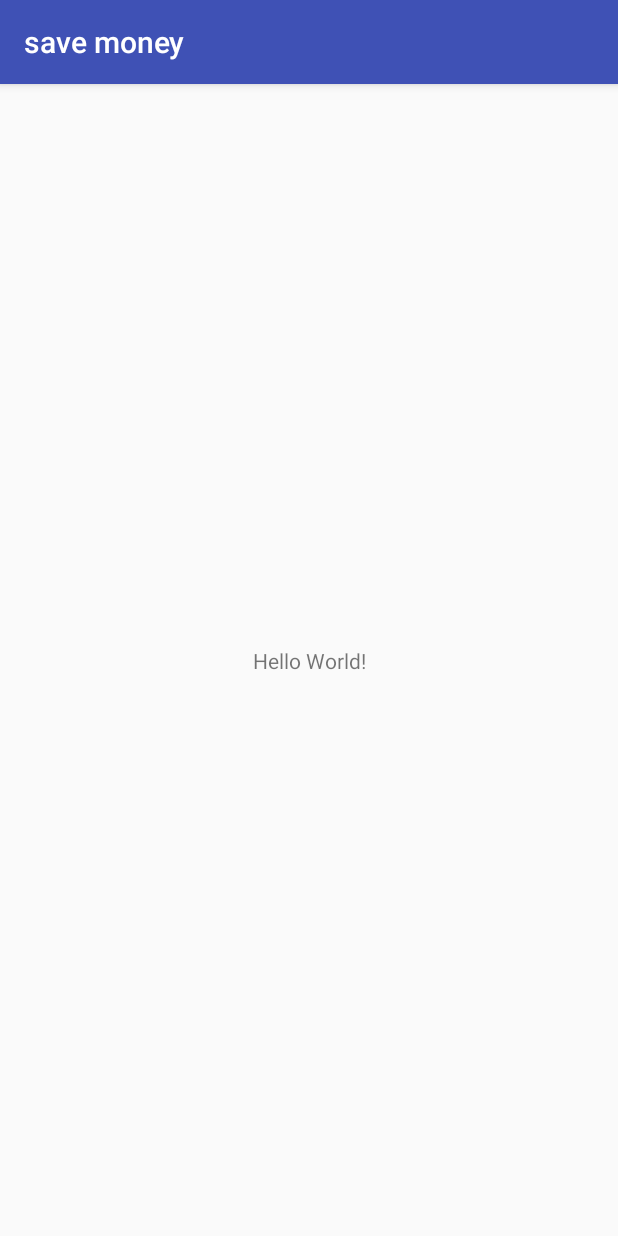
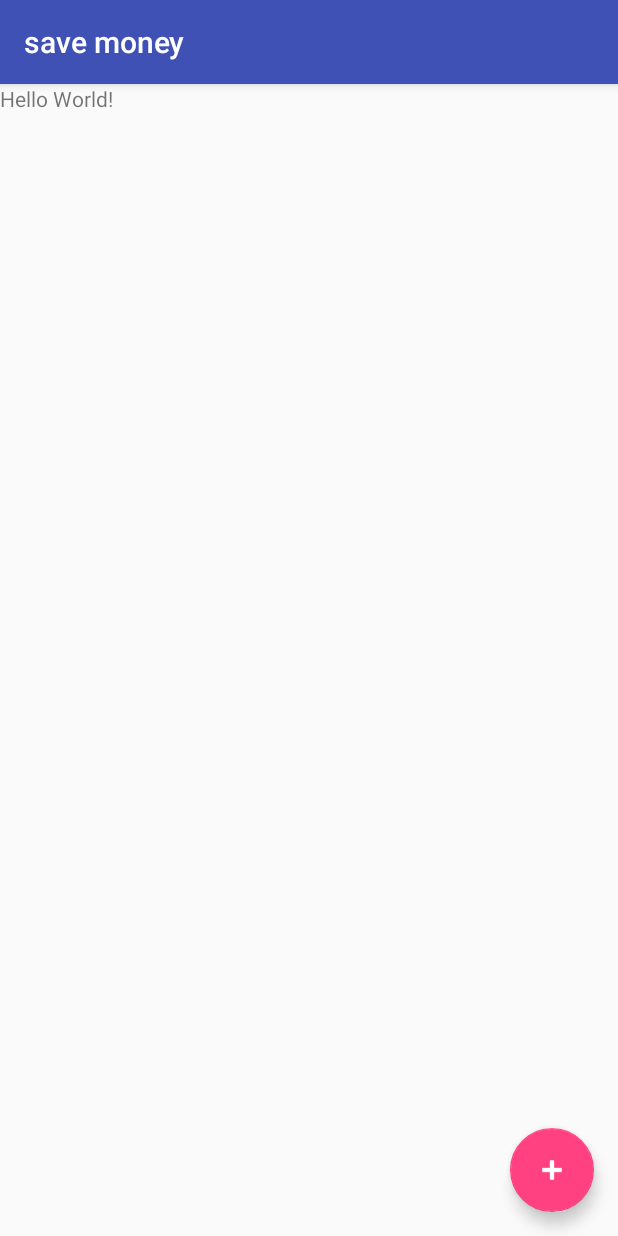
Before and after one commit to robinsonsantos/save-money, an Android app: the screen it shows after launch (MainActivity), on a phone screen of 412 x 824 dp. Run offline under Robolectric (Android 15) with nearby library versions, the phone set to English and light mode, and no system bars.

Commit message:
FAB was added

```diff
--- a/app/build.gradle
+++ b/app/build.gradle
@@ -26,5 +26,9 @@ dependencies {
     })
     compile 'com.android.support:appcompat-v7:25.3.0'
     compile 'com.android.support.constraint:constraint-layout:1.0.2'
+
+    // FAB dependencies
+    compile 'com.android.support:design:25.3.0'
+
     testCompile 'junit:junit:4.12'
 }
--- a/app/src/main/AndroidManifest.xml
+++ b/app/src/main/AndroidManifest.xml
@@ -16,6 +16,11 @@
                 <category android:name="android.intent.category.LAUNCHER" />
             </intent-filter>
         </activity>
+
+        <activity
+            android:name=".AddSpentActivity"
+            android:label="Add a New Spent" />
+
     </application>
 
 </manifest>
--- a/app/src/main/java/com/example/robinson/save_money/MainActivity.java
+++ b/app/src/main/java/com/example/robinson/save_money/MainActivity.java
@@ -1,7 +1,10 @@
 package com.example.robinson.save_money;
 
+import android.content.Intent;
+import android.support.design.widget.FloatingActionButton;
 import android.support.v7.app.AppCompatActivity;
 import android.os.Bundle;
+import android.view.View;
 
 public class MainActivity extends AppCompatActivity {
 
@@ -9,5 +12,19 @@ public class MainActivity extends AppCompatActivity {
     protected void onCreate(Bundle savedInstanceState) {
         super.onCreate(savedInstanceState);
         setContentView(R.layout.activity_main);
+
+
+        FloatingActionButton fabButton = (FloatingActionButton) findViewById(R.id.fab);
+
+        fabButton.setOnClickListener(new View.OnClickListener() {
+
+            @Override
+            public void onClick(View v) {
+                // Create a new Intent to start and AddSpentActivity
+                Intent addSpentActivity = new Intent(MainActivity.this, AddSpentActivity.class);
+                startActivity(addSpentActivity);
+            }
+        });
+
     }
 }
--- /dev/null
+++ b/app/src/main/res/layout/activity_add_spent.xml
@@ -0,0 +1,6 @@
+<?xml version="1.0" encoding="utf-8"?>
+<LinearLayout xmlns:android="http://schemas.android.com/apk/res/android"
+    android:orientation="vertical" android:layout_width="match_parent"
+    android:layout_height="match_parent">
+
+</LinearLayout>
--- a/app/src/main/res/layout/activity_main.xml
+++ b/app/src/main/res/layout/activity_main.xml
@@ -1,10 +1,8 @@
 <?xml version="1.0" encoding="utf-8"?>
-<android.support.constraint.ConstraintLayout xmlns:android="http://schemas.android.com/apk/res/android"
+<FrameLayout xmlns:android="http://schemas.android.com/apk/res/android"
     xmlns:app="http://schemas.android.com/apk/res-auto"
-    xmlns:tools="http://schemas.android.com/tools"
     android:layout_width="match_parent"
-    android:layout_height="match_parent"
-    tools:context="com.example.robinson.save_money.MainActivity">
+    android:layout_height="match_parent">
 
     <TextView
         android:layout_width="wrap_content"
@@ -15,4 +13,14 @@
         app:layout_constraintRight_toRightOf="parent"
         app:layout_constraintTop_toTopOf="parent" />
 
-</android.support.constraint.ConstraintLayout>
+    <android.support.design.widget.FloatingActionButton
+        android:id="@+id/fab"
+        android:layout_width="wrap_content"
+        android:layout_height="wrap_content"
+        android:layout_gravity="bottom|end"
+        android:layout_margin="16dp"
+        app:srcCompat="@android:drawable/ic_input_add"
+        android:tint="@android:color/white"
+        />
+
+</FrameLayout>
```
Also changed, not shown: app/src/main/java/com/example/robinson/save_money/AddSpentActivity.java (added, +17 -0 lines), app/src/main/java/com/example/robinson/save_money/data/SaveMoneyContract.java (added, +8 -0 lines), app/src/main/java/com/example/robinson/save_money/data/SaveMoneyDbHelper.java (added, +8 -0 lines).
